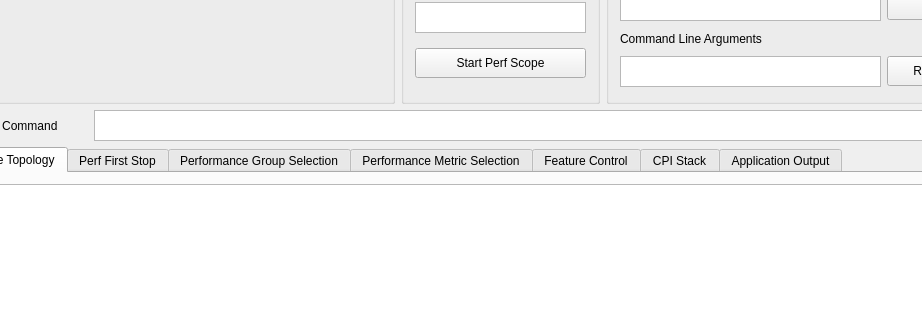
Before: the Qt Designer form Project/QuickPerformance/mainwindow.ui in Areon1031/CPE_631_Advanced_Computer_Architecture, drawn with Qt 5; both pictures show x 84 to 1006 and y 84 to 404 of the 1096 by 739 pixel window.
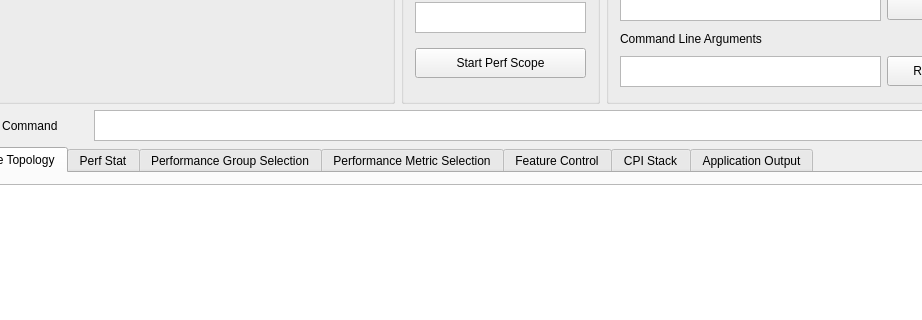
After: the same form once the commit is applied. Icons and pictures are not drawn. Custom widgets are drawn as their Qt base class.

The edit to the form file:
```diff
--- a/Project/QuickPerformance/mainwindow.ui
+++ b/Project/QuickPerformance/mainwindow.ui
@@ -421,7 +421,7 @@
       </widget>
       <widget class="QWidget" name="Breakdown_Tab">
        <attribute name="title">
-        <string>Perf First Stop</string>
+        <string>Perf Stat</string>
        </attribute>
        <layout class="QGridLayout" name="gridLayout_13">
         <item row="0" column="0" rowspan="2">
```
Left out of the diff: 2 changed lines with no effect on the pictures.
